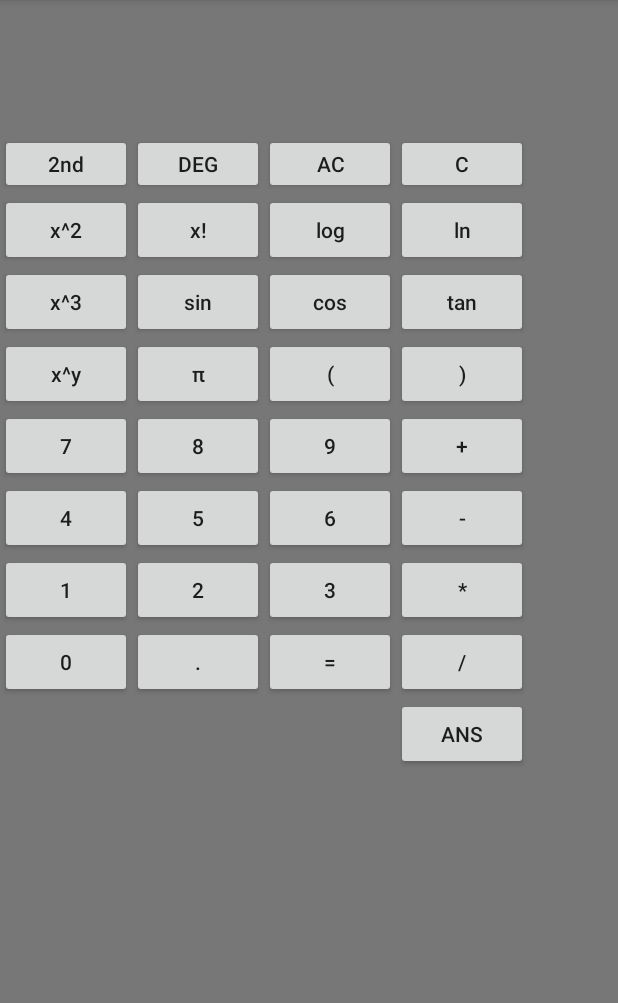
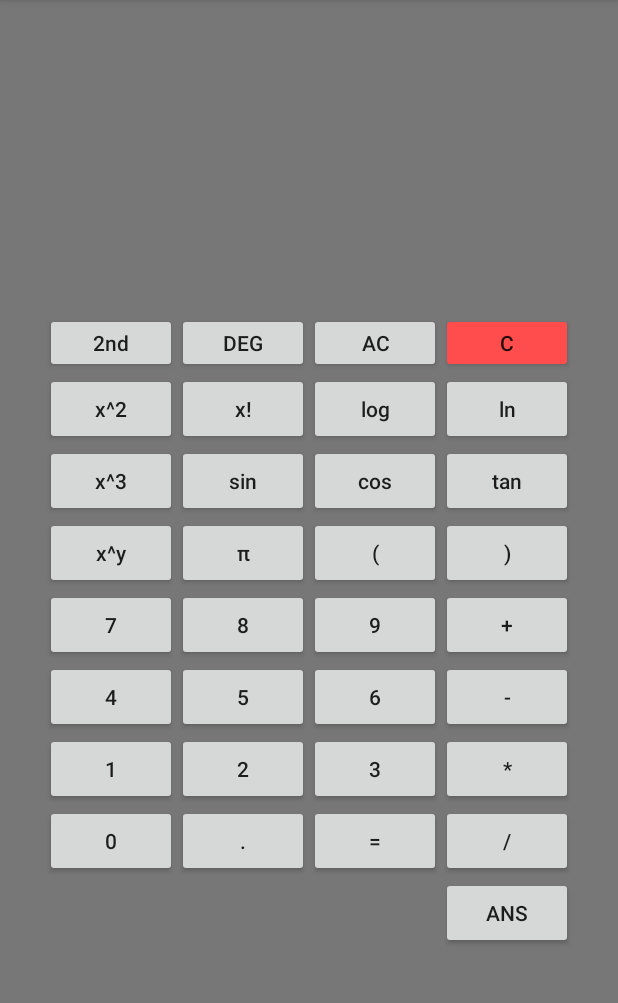
Before and after one commit to D3vm4x/calculator, an Android app: the screen it shows after launch (Calculator), on a phone screen of 412 x 824 dp, the part 84-1087 px from its top. Run offline under Robolectric (Android 15) with nearby library versions, the phone set to English and light mode, and no system bars.

Commit message:
Added multiple screen size support

```diff
--- a/app/src/main/res/layout/activity_main.xml
+++ b/app/src/main/res/layout/activity_main.xml
@@ -1,5 +1,5 @@
 <?xml version="1.0" encoding="utf-8"?>
-<RelativeLayout xmlns:android="http://schemas.android.com/apk/res/android"
+<LinearLayout xmlns:android="http://schemas.android.com/apk/res/android"
     xmlns:tools="http://schemas.android.com/tools"
     android:id="@+id/activity_main"
     android:layout_width="match_parent"
@@ -7,393 +7,317 @@
     android:paddingBottom="@dimen/activity_vertical_margin"
     android:paddingTop="@dimen/activity_vertical_margin"
     android:background="@color/grey"
+    android:orientation="vertical"
+    android:gravity="center"
     tools:context="d3vm4x.calculator_v2.Calculator">
 
-
+    <LinearLayout
+        android:layout_width="352dp"
+        android:layout_height="wrap_content"
+        android:orientation="horizontal"
+        android:gravity="center">
         <TextView
-        android:layout_width="wrap_content"
+            android:layout_width="match_parent"
             android:layout_height="wrap_content"
             android:id="@+id/expView"
             android:textAlignment="textEnd"
             android:gravity="top"
-        android:layout_alignLeft="@+id/textView"
-        android:layout_alignStart="@+id/textView"
-        android:layout_alignRight="@+id/textView"
-        android:layout_alignEnd="@+id/textView"
             android:maxLines="1"
             android:ellipsize="start"
             android:textColor="@color/white"
+            android:textAllCaps="false"
+            />
+    </LinearLayout>
+    <LinearLayout
+        android:layout_width="352dp"
+        android:layout_height="wrap_content"
+        android:orientation="horizontal"
+        android:gravity="center">
+        <TextView
+            android:text=""
+            android:layout_width="match_parent"
+            android:layout_height="wrap_content"
+            android:id="@+id/textView"
+            android:textAlignment="textEnd"
+            android:gravity="top"
+            android:textSize="40sp"
+            android:maxLines="1"
+            android:ellipsize="start"
+            android:textAllCaps="false"
+            android:textColor="@color/white"/>
+    </LinearLayout>
+
+    <LinearLayout
+        android:layout_width="wrap_content"
+        android:layout_height="wrap_content"
+        android:orientation="horizontal"
+        android:gravity="center">
+        <Button
+            android:text="2nd"
+            android:layout_width="wrap_content"
+            android:id="@+id/buttonShift"
+            android:onClick="OnShift"
+            android:layout_height="40dp"
             android:textAllCaps="false"/>
+        <Button
+            android:text="DEG"
+            android:layout_width="wrap_content"
+            android:layout_height="40dp"
+            android:id="@+id/buttonDEG"
+            android:onClick="OnDegree"
+            android:textAllCaps="false"/>
+        <Button
+            android:text="AC"
+            android:layout_width="wrap_content"
+            android:layout_height="40dp"
+            android:id="@+id/buttonAC"
+            android:onClick="OnAllClear"
+            android:textAllCaps="false" />
+        <Button
+            android:text="C"
+            android:backgroundTint="@color/red"
+            android:layout_width="wrap_content"
+            android:layout_height="40dp"
+            android:id="@+id/buttonC"
+            android:onClick="OnClear" />
+    </LinearLayout>
 
+    <LinearLayout
+        android:layout_width="wrap_content"
+        android:layout_height="wrap_content"
+        android:orientation="horizontal"
+        android:gravity="center">
+        <Button
+            android:text="x^2"
+            android:layout_width="wrap_content"
+            android:layout_height="wrap_content"
+            android:id="@+id/buttonSqr"
+            android:onClick="OnExpt"
+            android:textAllCaps="false" />
+        <Button
+            android:text="x!"
+            android:layout_width="wrap_content"
+            android:layout_height="wrap_content"
+            android:id="@+id/buttonFactorial"
+            android:onClick="OnClick"
+            android:textAllCaps="false"/>
+        <Button
+            android:text="log"
+            android:layout_width="wrap_content"
+            android:layout_height="wrap_content"
+            android:id="@+id/buttonLog"
+            android:onClick="OnClick"
+            android:textAllCaps="false"/>
         <Button
             android:text="ln"
             android:layout_width="wrap_content"
             android:layout_height="wrap_content"
             android:id="@+id/buttonLn"
             android:onClick="OnClick"
-        android:layout_below="@+id/buttonC"
-        android:layout_toRightOf="@+id/buttonAC"
-        android:layout_toEndOf="@+id/buttonAC"
             android:textAllCaps="false"/>
-
-    <Button
-        android:text="log"
+    </LinearLayout>
+    <LinearLayout
         android:layout_width="wrap_content"
         android:layout_height="wrap_content"
-        android:id="@+id/buttonLog"
+        android:orientation="horizontal"
+        android:gravity="center">
+        <Button
+            android:text="x^3"
+            android:layout_width="wrap_content"
+            android:layout_height="wrap_content"
+            android:id="@+id/buttonCbr"
+            android:onClick="OnExpt"
+            android:textAllCaps="false"/>
+        <Button
+            android:text="sin"
+            android:layout_width="wrap_content"
+            android:layout_height="wrap_content"
+            android:id="@+id/buttonSin"
             android:onClick="OnClick"
-        android:layout_below="@+id/buttonDEG"
-        android:layout_toLeftOf="@+id/buttonLn"
-        android:layout_toStartOf="@+id/buttonLn"
             android:textAllCaps="false"/>
-
         <Button
             android:text="cos"
             android:layout_width="wrap_content"
             android:layout_height="wrap_content"
             android:id="@+id/buttonCos"
             android:onClick="OnClick"
-        android:layout_below="@+id/buttonLog"
-        android:layout_toRightOf="@+id/buttonSin"
-        android:layout_toEndOf="@+id/buttonSin"
             android:textAllCaps="false"/>
-
         <Button
             android:text="tan"
             android:layout_width="wrap_content"
             android:layout_height="wrap_content"
             android:id="@+id/buttonTan"
             android:onClick="OnClick"
-        android:layout_below="@+id/buttonLn"
-        android:layout_toRightOf="@+id/buttonCos"
-        android:layout_toEndOf="@+id/buttonCos"
             android:textAllCaps="false"/>
+    </LinearLayout>
 
-    <Button
-        android:text="x^3"
+    <LinearLayout
         android:layout_width="wrap_content"
         android:layout_height="wrap_content"
-        android:id="@+id/buttonCbr"
-        android:onClick="OnExpt"
-        android:layout_below="@+id/buttonSqr"
-        android:layout_alignLeft="@+id/buttonSqr"
-        android:layout_alignStart="@+id/buttonSqr"
-        android:textAllCaps="false"/>
-
-    <Button
-        android:text="sin"
-        android:layout_width="wrap_content"
-        android:layout_height="wrap_content"
-        android:id="@+id/buttonSin"
-        android:onClick="OnClick"
-        android:layout_below="@+id/buttonLog"
-        android:layout_toRightOf="@+id/buttonCbr"
-        android:layout_toEndOf="@+id/buttonCbr"
-        android:textAllCaps="false"/>
-
-    <Button
-        android:text="x!"
-        android:layout_width="wrap_content"
-        android:layout_height="wrap_content"
-        android:id="@+id/buttonFactorial"
-        android:onClick="OnClick"
-        android:layout_alignBaseline="@+id/buttonSqr"
-        android:layout_alignBottom="@+id/buttonSqr"
-        android:layout_toRightOf="@+id/buttonShift"
-        android:layout_toEndOf="@+id/buttonShift"
-        android:textAllCaps="false"/>
-
+        android:orientation="horizontal"
+        android:gravity="center">
         <Button
             android:text="x^y"
             android:layout_width="wrap_content"
             android:layout_height="wrap_content"
             android:id="@+id/buttonExp"
             android:onClick="OnExpt"
-        android:layout_below="@+id/buttonCbr"
-        android:layout_alignLeft="@+id/buttonCbr"
-        android:layout_alignStart="@+id/buttonCbr"
             android:textAllCaps="false"/>
-
         <Button
             android:text="@string/pi"
             android:layout_width="wrap_content"
             android:layout_height="wrap_content"
             android:id="@+id/buttonPi"
             android:onClick="OnClick"
-        android:layout_below="@+id/buttonCos"
-        android:layout_toRightOf="@+id/buttonCbr"
-        android:layout_toEndOf="@+id/buttonCbr"
             android:textAllCaps="false"/>
-
         <Button
             android:text="("
             android:layout_width="wrap_content"
             android:layout_height="wrap_content"
             android:id="@+id/buttonOpen"
-        android:onClick="OnClick"
-        android:layout_below="@+id/buttonCos"
-        android:layout_toRightOf="@+id/buttonSin"
-        android:layout_toEndOf="@+id/buttonSin" />
-
+            android:onClick="OnClick" />
         <Button
             android:text=")"
             android:layout_width="wrap_content"
             android:layout_height="wrap_content"
             android:id="@+id/buttonClose"
-        android:onClick="OnClick"
-        android:layout_alignBaseline="@+id/buttonOpen"
-        android:layout_alignBottom="@+id/buttonOpen"
-        android:layout_toRightOf="@+id/buttonCos"
-        android:layout_toEndOf="@+id/buttonCos" />
+            android:onClick="OnClick" />
+    </LinearLayout>
 
+    <LinearLayout
+        android:layout_width="wrap_content"
+        android:layout_height="wrap_content"
+        android:orientation="horizontal"
+        android:gravity="center">
+        <Button
+            android:text="7"
+            android:layout_width="wrap_content"
+            android:layout_height="wrap_content"
+            android:id="@+id/button7"
+            android:onClick="OnClick" />
+        <Button
+            android:text="8"
+            android:layout_width="wrap_content"
+            android:layout_height="wrap_content"
+            android:id="@+id/button8"
+            android:onClick="OnClick" />
+        <Button
+            android:text="9"
+            android:layout_width="wrap_content"
+            android:layout_height="wrap_content"
+            android:id="@+id/button9"
+            android:onClick="OnClick" />
+        <Button
+            android:text="+"
+            android:layout_width="wrap_content"
+            android:layout_height="wrap_content"
+            android:id="@+id/buttonAdd"
+            android:onClick="OnAdd" />
+    </LinearLayout>
+
+    <LinearLayout
+        android:layout_width="wrap_content"
+        android:layout_height="wrap_content"
+        android:orientation="horizontal"
+        android:gravity="center">
+        <Button
+            android:text="4"
+            android:layout_width="wrap_content"
+            android:layout_height="wrap_content"
+            android:id="@+id/button4"
+            android:onClick="OnClick" />
+        <Button
+            android:text="5"
+            android:layout_width="wrap_content"
+            android:layout_height="wrap_content"
+            android:id="@+id/button5"
+            android:onClick="OnClick" />
+        <Button
+            android:text="6"
+            android:layout_width="wrap_content"
+            android:layout_height="wrap_content"
+            android:id="@+id/button6"
+            android:onClick="OnClick" />
         <Button
             android:text="-"
             android:layout_width="wrap_content"
             android:layout_height="wrap_content"
             android:id="@+id/buttonSubtract"
-        android:onClick="OnAdd"
-        android:layout_below="@+id/buttonAdd"
-        android:layout_alignLeft="@+id/buttonAdd"
-        android:layout_alignStart="@+id/buttonAdd" />
+            android:onClick="OnAdd" />
+    </LinearLayout>
 
+    <LinearLayout
+        android:layout_width="wrap_content"
+        android:layout_height="wrap_content"
+        android:orientation="horizontal"
+        android:gravity="center">
+        <Button
+            android:text="1"
+            android:layout_width="wrap_content"
+            android:layout_height="wrap_content"
+            android:id="@+id/button1"
+            android:onClick="OnClick" />
+        <Button
+            android:text="2"
+            android:layout_width="wrap_content"
+            android:layout_height="wrap_content"
+            android:id="@+id/button2"
+            android:onClick="OnClick" />
+        <Button
+            android:text="3"
+            android:layout_width="wrap_content"
+            android:layout_height="wrap_content"
+            android:id="@+id/button3"
+            android:onClick="OnClick" />
         <Button
             android:text="*"
             android:layout_width="wrap_content"
             android:layout_height="wrap_content"
             android:id="@+id/buttonMulti"
-        android:onClick="OnAdd"
-        android:layout_below="@+id/buttonSubtract"
-        android:layout_alignLeft="@+id/buttonSubtract"
-        android:layout_alignStart="@+id/buttonSubtract" />
+            android:onClick="OnAdd" />
+    </LinearLayout>
 
+    <LinearLayout
+        android:layout_width="wrap_content"
+        android:layout_height="wrap_content"
+        android:orientation="horizontal"
+        android:gravity="center">
+        <Button
+            android:text="0"
+            android:layout_width="wrap_content"
+            android:layout_height="wrap_content"
+            android:id="@+id/button0"
+            android:onClick="OnClick" />
+        <Button
+            android:text="."
+            android:layout_width="wrap_content"
+            android:layout_height="wrap_content"
+            android:id="@+id/buttonDot"
+            android:onClick="OnClick"/>
+        <Button
+            android:text="="
+            android:layout_width="wrap_content"
+            android:layout_height="wrap_content"
+            android:id="@+id/buttonEqual"
+            android:onClick="OnCalculate" />
         <Button
             android:text="/"
             android:layout_width="wrap_content"
             android:layout_height="wrap_content"
             android:id="@+id/buttonDiv"
-        android:onClick="OnAdd"
-        android:layout_below="@+id/buttonMulti"
-        android:layout_alignLeft="@+id/buttonMulti"
-        android:layout_alignStart="@+id/buttonMulti" />
+            android:onClick="OnAdd" />
+    </LinearLayout>
 
-    <Button
-        android:text="AC"
-        android:layout_width="wrap_content"
-        android:layout_height="40dp"
-        android:id="@+id/buttonAC"
-        android:onClick="OnAllClear"
-        android:layout_below="@+id/textView"
-        android:layout_toRightOf="@+id/buttonFactorial"
-        android:layout_toEndOf="@+id/buttonFactorial"
-        android:textAllCaps="false" />
-
-    <Button
-        android:text="C"
-        android:layout_width="wrap_content"
-        android:layout_height="40dp"
-        android:id="@+id/buttonC"
-        android:onClick="OnClear"
-        android:layout_below="@+id/textView"
-        android:layout_toRightOf="@+id/buttonLog"
-        android:layout_toEndOf="@+id/buttonLog" />
-
-    <Button
-        android:text="9"
+    <LinearLayout
         android:layout_width="wrap_content"
         android:layout_height="wrap_content"
-        android:id="@+id/button9"
-        android:onClick="OnClick"
-        android:layout_alignBaseline="@+id/buttonAdd"
-        android:layout_alignBottom="@+id/buttonAdd"
-        android:layout_toLeftOf="@+id/buttonAdd"
-        android:layout_toStartOf="@+id/buttonAdd" />
-
-    <Button
-        android:text="+"
-        android:layout_width="wrap_content"
-        android:layout_height="wrap_content"
-        android:id="@+id/buttonAdd"
-        android:onClick="OnAdd"
-        android:layout_below="@+id/buttonClose"
-        android:layout_toRightOf="@+id/buttonOpen"
-        android:layout_toEndOf="@+id/buttonOpen" />
-
-    <Button
-        android:text="8"
-        android:layout_width="wrap_content"
-        android:layout_height="wrap_content"
-        android:id="@+id/button8"
-        android:onClick="OnClick"
-        android:layout_alignBaseline="@+id/button9"
-        android:layout_alignBottom="@+id/button9"
-        android:layout_toRightOf="@+id/buttonExp"
-        android:layout_toEndOf="@+id/buttonExp" />
-
-    <Button
-        android:text="2"
-        android:layout_width="wrap_content"
-        android:layout_height="wrap_content"
-        android:id="@+id/button2"
-        android:onClick="OnClick"
-        android:layout_alignBaseline="@+id/button3"
-        android:layout_alignBottom="@+id/button3"
-        android:layout_toLeftOf="@+id/button3"
-        android:layout_toStartOf="@+id/button3" />
-
-    <Button
-        android:text="6"
-        android:layout_width="wrap_content"
-        android:layout_height="wrap_content"
-        android:id="@+id/button6"
-        android:onClick="OnClick"
-        android:layout_below="@+id/button9"
-        android:layout_toLeftOf="@+id/buttonSubtract"
-        android:layout_toStartOf="@+id/buttonSubtract" />
-
-    <Button
-        android:text="5"
-        android:layout_width="wrap_content"
-        android:layout_height="wrap_content"
-        android:id="@+id/button5"
-        android:onClick="OnClick"
-        android:layout_alignBaseline="@+id/button6"
-        android:layout_alignBottom="@+id/button6"
-        android:layout_toLeftOf="@+id/button6"
-        android:layout_toStartOf="@+id/button6" />
-
-    <Button
-        android:text="3"
-        android:layout_width="wrap_content"
-        android:layout_height="wrap_content"
-        android:id="@+id/button3"
-        android:onClick="OnClick"
-        android:layout_below="@+id/button6"
-        android:layout_toLeftOf="@+id/buttonMulti"
-        android:layout_toStartOf="@+id/buttonMulti" />
-
-    <Button
-        android:text="."
-        android:layout_width="wrap_content"
-        android:layout_height="wrap_content"
-        android:id="@+id/buttonDot"
-        android:onClick="OnClick"
-        android:layout_alignBaseline="@+id/button0"
-        android:layout_alignBottom="@+id/button0"
-        android:layout_toRightOf="@+id/button0"
-        android:layout_toEndOf="@+id/button0" />
-
-    <Button
-        android:text="="
-        android:layout_width="wrap_content"
-        android:layout_height="wrap_content"
-        android:id="@+id/buttonEqual"
-        android:onClick="OnCalculate"
-        android:layout_alignBaseline="@+id/buttonDiv"
-        android:layout_alignBottom="@+id/buttonDiv"
-        android:layout_toRightOf="@+id/button2"
-        android:layout_toEndOf="@+id/button2" />
-
-    <TextView
-        android:text=""
-        android:layout_width="353dp"
-        android:layout_height="wrap_content"
-        android:id="@+id/textView"
-        android:textAlignment="textEnd"
-        android:gravity="top"
-        android:textSize="40sp"
-        android:layout_below="@+id/expView"
-        android:layout_alignRight="@+id/buttonC"
-        android:layout_alignEnd="@+id/buttonC"
-        android:maxLines="1"
-        android:ellipsize="start"
-        android:layout_alignParentLeft="true"
-        android:layout_alignParentStart="true"
-        android:textAllCaps="false"
-        android:textColor="@color/white"/>
-
-    <Button
-        android:text="7"
-        android:layout_width="wrap_content"
-        android:layout_height="wrap_content"
-        android:id="@+id/button7"
-        android:onClick="OnClick"
-        android:layout_above="@+id/button4"
-        android:layout_alignLeft="@+id/buttonExp"
-        android:layout_alignStart="@+id/buttonExp" />
-
-    <Button
-        android:text="4"
-        android:layout_width="wrap_content"
-        android:layout_height="wrap_content"
-        android:id="@+id/button4"
-        android:onClick="OnClick"
-        android:layout_alignBaseline="@+id/button5"
-        android:layout_alignBottom="@+id/button5"
-        android:layout_toLeftOf="@+id/buttonFactorial"
-        android:layout_toStartOf="@+id/buttonFactorial" />
-
-    <Button
-        android:text="1"
-        android:layout_width="wrap_content"
-        android:layout_height="wrap_content"
-        android:id="@+id/button1"
-        android:onClick="OnClick"
-        android:layout_alignBaseline="@+id/button2"
-        android:layout_alignBottom="@+id/button2"
-        android:layout_alignLeft="@+id/button4"
-        android:layout_alignStart="@+id/button4" />
-
-    <Button
-        android:text="0"
-        android:layout_width="wrap_content"
-        android:layout_height="wrap_content"
-        android:id="@+id/button0"
-        android:onClick="OnClick"
-        android:layout_below="@+id/button1"
-        android:layout_toLeftOf="@+id/button2"
-        android:layout_toStartOf="@+id/button2" />
-
-    <Button
-        android:text="DEG"
-        android:layout_width="wrap_content"
-        android:layout_height="40dp"
-        android:id="@+id/buttonDEG"
-        android:onClick="OnDegree"
-        android:layout_below="@+id/textView"
-        android:layout_toRightOf="@+id/buttonShift"
-        android:layout_toEndOf="@+id/buttonShift"
-        android:textAllCaps="false"/>
-
+        android:orientation="horizontal">
         <Button
             android:text="ANS"
             android:layout_width="wrap_content"
             android:layout_height="wrap_content"
             android:id="@+id/buttonANS"
             android:onClick="OnClick"
-        android:layout_below="@+id/buttonDiv"
-        android:layout_toRightOf="@+id/buttonLog"
-        android:layout_toEndOf="@+id/buttonLog" />
-
-    <Button
-        android:text="x^2"
-        android:layout_width="wrap_content"
-        android:layout_height="wrap_content"
-        android:id="@+id/buttonSqr"
-        android:onClick="OnExpt"
-        android:textAllCaps="false"
-        android:layout_below="@+id/buttonShift"
-        android:layout_alignLeft="@+id/buttonShift"
-        android:layout_alignStart="@+id/buttonShift" />
-
-    <Button
-        android:text="2nd"
-        android:layout_width="wrap_content"
-        android:id="@+id/buttonShift"
-        android:onClick="OnShift"
-        android:layout_height="40dp"
-        android:textAllCaps="false"
-        android:layout_below="@+id/textView"
-        android:layout_alignParentLeft="true"
-        android:layout_alignParentStart="true" />
-
-</RelativeLayout>
+            android:layout_marginLeft="264dp"/>
+    </LinearLayout>
+</LinearLayout>
--- a/app/src/main/res/values/colors.xml
+++ b/app/src/main/res/values/colors.xml
@@ -5,4 +5,5 @@
     <color name="colorAccent">#FF4081</color>
     <color name="grey">#777777</color>
     <color name="white">#e5e5e5</color>
+    <color name="red">#ff4d4d</color>
 </resources>
```
Lines whose indentation alone changed are shown as unchanged.
